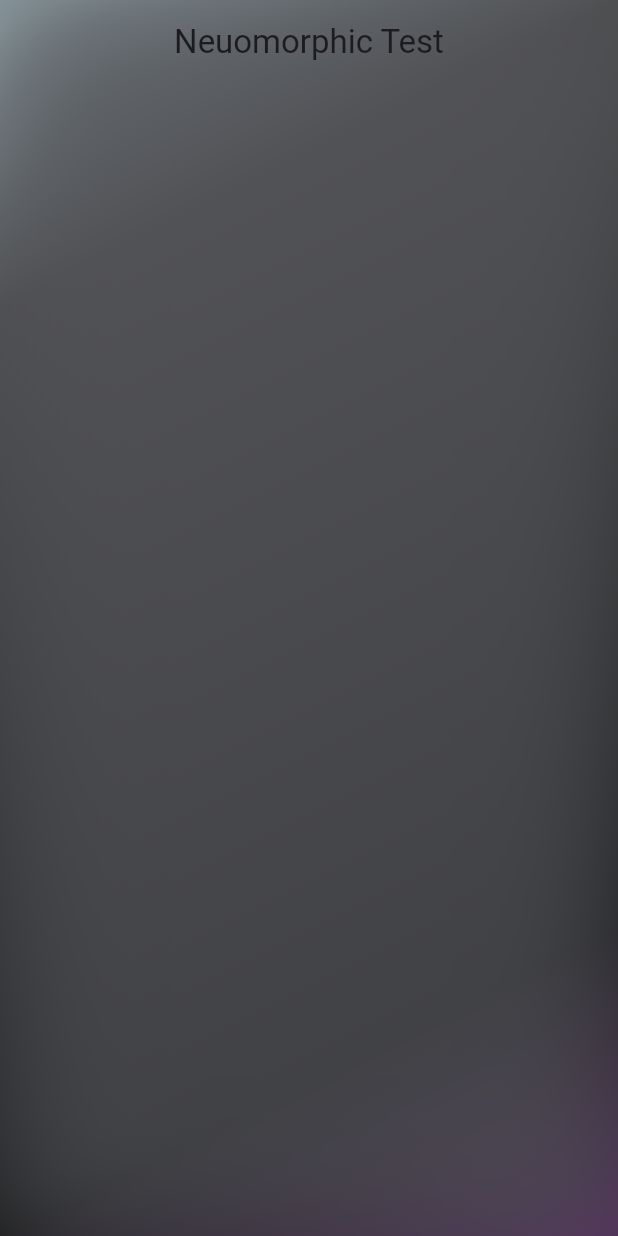
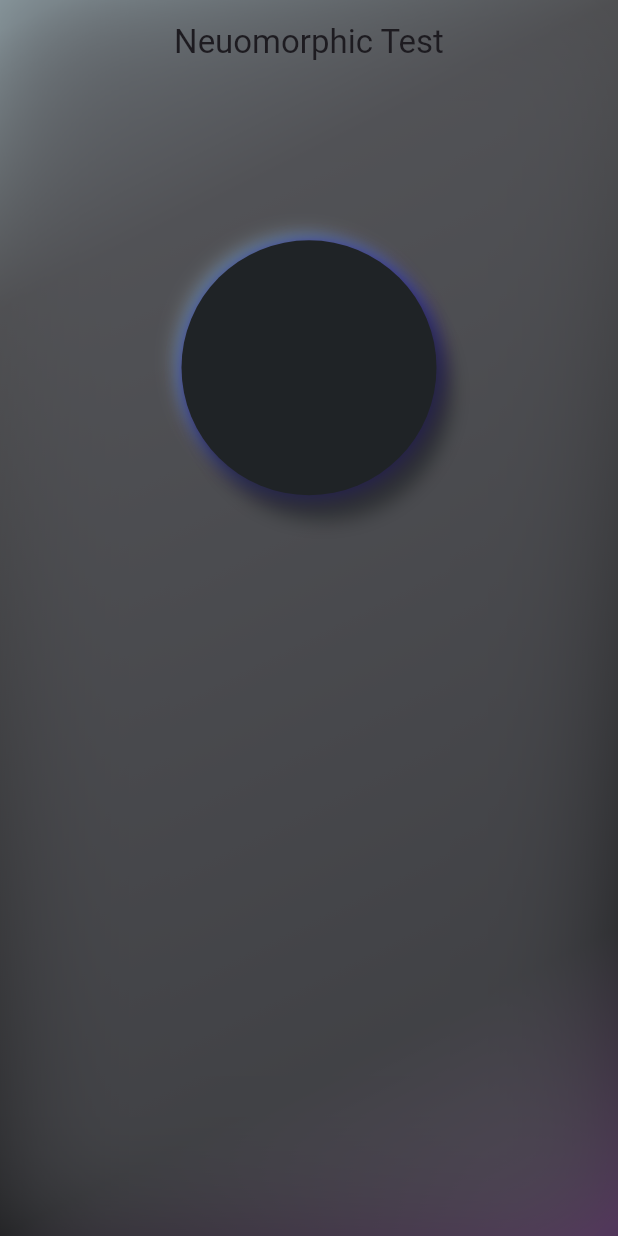
Before and after one commit to AnshulKawarey/app_dev, a Flutter app: the screen it shows after launch, on a phone screen of 412 x 824 dp. Run offline on Flutter 3.47's test engine with Material 3 defaults, Android fonts, the phone set to English and light mode, and no system bars.

Commit message:
futher testing and trying out a bit of neuomorphic design for showing elevation

```diff
--- a/design_test/lib/test.dart
+++ b/design_test/lib/test.dart
@@ -68,6 +68,47 @@ class _TestState extends State<Test> {
                 // ),
               ],
             ),
+            child: SafeArea(
+              child: Column(
+                children: [
+                  SizedBox(
+                    height: 100,
+                  ),
+                  Center(
+                    child: Container(
+                      height: 170,
+                      width: 170,
+                      decoration: BoxDecoration(
+                        shape: BoxShape.circle,
+                        color: Color.fromARGB(255, 31, 35, 38),
+                        boxShadow: [
+                          BoxShadow(
+                            color: Color.fromARGB(131, 29, 210, 219),
+                            offset: Offset(-1, -1),
+                            blurRadius: 7,
+                          ),
+                          BoxShadow(
+                            color: Color.fromARGB(120, 150, 168, 182),
+                            offset: Offset(-5, -5),
+                            blurRadius: 10,
+                          ),
+                          BoxShadow(
+                            color: Color.fromARGB(255, 43, 0, 143),
+                            offset: Offset(2, 2),
+                            blurRadius: 10,
+                          ),
+                          BoxShadow(
+                            color: Color.fromARGB(171, 31, 35, 38),
+                            offset: Offset(10, 17),
+                            blurRadius: 10,
+                          ),
+                        ],
+                      ),
+                    ),
+                  )
+                ],
+              ),
+            ),
           ),
         ),
       ]),
```
